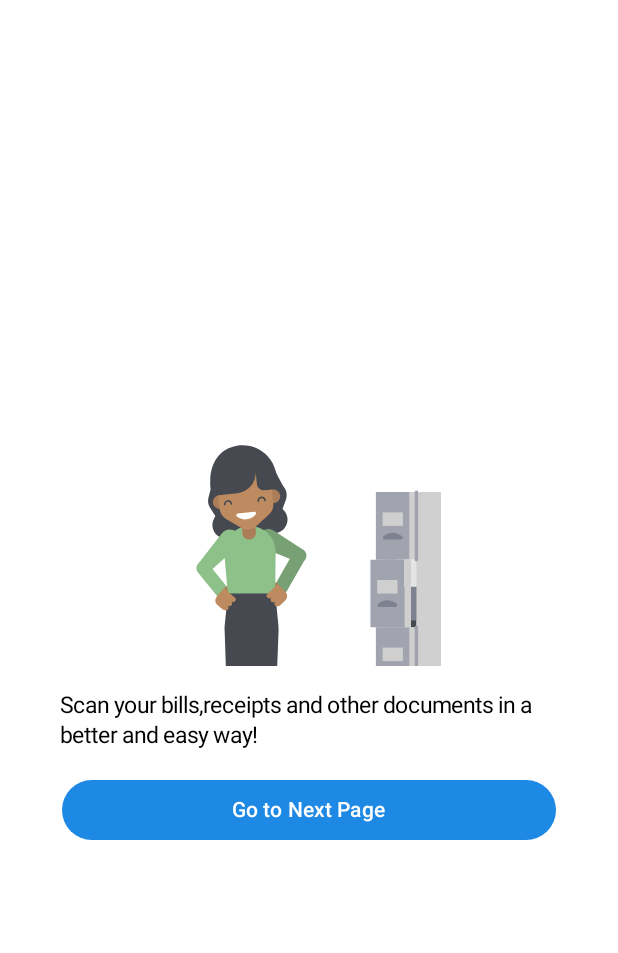
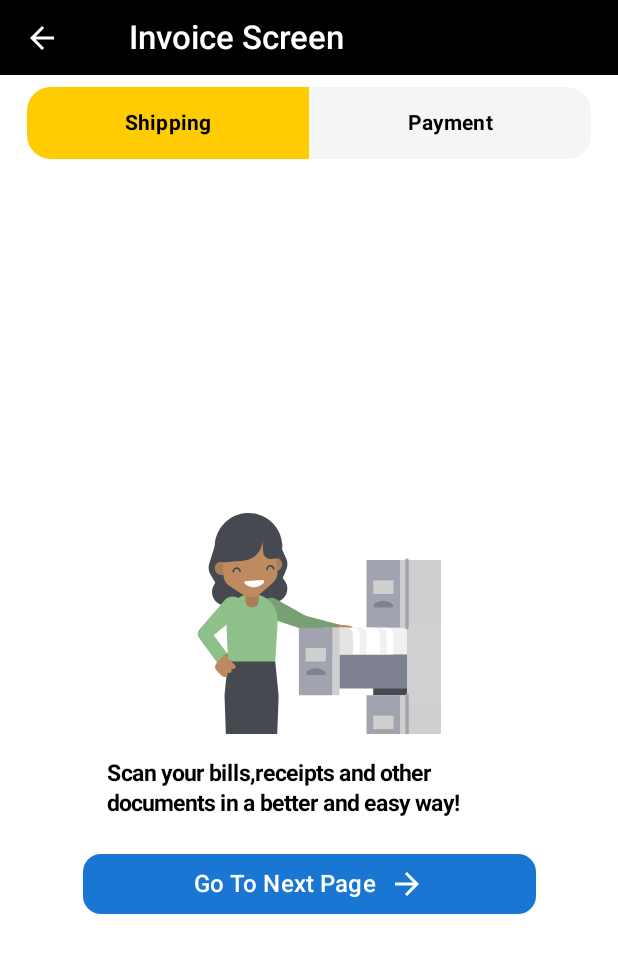
Before and after one commit to CulturalProfessor/invoice-parsing-app, an Android app built with Jetpack Compose: the screen it shows after launch (MainActivity), on a phone screen of 412 x 824 dp. Shown: the top 953 px of the screen. Run offline under Robolectric (Android 15) with nearby library versions, the phone set to English and light mode, and no system bars.

Commit message:
introducing scroll tab bar screen

```diff
--- /dev/null
+++ b/app/src/main/java/com/example/ocr_poc/screens/ScrollTabScreen.kt
@@ -0,0 +1,121 @@
+@file:OptIn(ExperimentalMaterial3Api::class)
+
+package com.example.ocr_poc.screens
+
+import androidx.compose.foundation.background
+import androidx.compose.foundation.border
+import androidx.compose.foundation.layout.*
+import androidx.compose.foundation.shape.RoundedCornerShape
+import androidx.compose.material.icons.Icons
+import androidx.compose.material.icons.filled.ArrowBack
+import androidx.compose.material3.*
+import androidx.compose.runtime.*
+import androidx.compose.ui.Alignment
+import androidx.compose.ui.Modifier
+import androidx.compose.ui.graphics.Color
+import androidx.compose.ui.text.font.FontWeight
+import androidx.compose.ui.unit.dp
+import androidx.compose.ui.unit.sp
+import androidx.compose.ui.draw.clip
+import androidx.navigation.NavController
+import androidx.navigation.compose.NavHost
+import androidx.navigation.compose.composable
+import androidx.navigation.compose.rememberNavController
+
+@Composable
+fun ScrollScreenWithTabs(onBackClick: () -> Unit) {
+    val navController = rememberNavController()
+    var selectedTabIndex by remember { mutableStateOf(0) }
+    val tabs = listOf("Shipping", "Payment")
+
+    Scaffold(
+        topBar = {
+            TopAppBar(
+                title = {
+                    Text(
+                        "Invoice Screen",
+                        fontWeight = FontWeight.SemiBold,
+                        color = Color.White,
+                        fontSize = 22.sp,
+                        modifier = Modifier.padding(
+                            horizontal = 30.dp,
+                            vertical = 10.dp
+                        ) // Padding around text
+                    )
+                },
+                colors = TopAppBarDefaults.centerAlignedTopAppBarColors(
+
+                    containerColor = Color.Black, // No background color
+//                    scrolledContainerColor = Color.Transparent, // Ensure transparency
+//                    navigationIconContentColor = Color.Black
+
+                ),
+
+                navigationIcon = {
+                    IconButton(onClick = onBackClick) {
+                        Icon(
+                            imageVector = Icons.Filled.ArrowBack,
+                            contentDescription = "Back",
+                            tint = Color.White
+                        )
+                    }
+                },
+                modifier = Modifier
+                    .height(50.dp), //custom height
+                scrollBehavior = null
+            )
+        }
+    ) { paddingValues ->
+        Column(
+            modifier = Modifier
+                .padding(paddingValues)
+                .fillMaxSize()
+                .background(Color.White)
+        ) {
+            // Rounded Tab Row
+            Row(
+                modifier = Modifier
+                    .padding(horizontal = 18.dp, vertical = 8.dp)
+                    .clip(RoundedCornerShape(16.dp)) // Rounded corners for TabRow
+                    .background(Color(0xFFF5F5F5)) // Light gray background
+            ) {
+                tabs.forEachIndexed { index, title ->
+                    Tab(
+                        selected = selectedTabIndex == index,
+                        onClick = {
+                            selectedTabIndex = index
+                            navController.navigate(title)
+                        },
+                        text = {
+                            Text(
+                                title,
+                                color = Color.Black,
+                                fontWeight = FontWeight.Bold
+                            )
+                        },
+                        modifier = Modifier
+                            .background(if (selectedTabIndex == index) Color(0xFFFFCC00) else Color.Transparent)
+                            .weight(1f)
+                            .clip(RoundedCornerShape(16.dp)) // Rounded tab
+                    )
+                }
+            }
+
+            // Content Area
+            NavHost(
+                navController = navController,
+                startDestination = tabs[0],
+                modifier = Modifier
+                    .fillMaxSize()
+                    .padding(16.dp)
+            ) {
+                composable("Shipping") { MainScreen(navController) }
+                composable("Payment") {
+                    ScanDocumentScreen(
+                        onBackClick = { navController.popBackStack() }
+                    )
+                }
+            }
+        }
+    }
+}
--- a/app/src/main/java/com/example/ocr_poc/screens/appnavigation.kt
+++ b/app/src/main/java/com/example/ocr_poc/screens/appnavigation.kt
@@ -11,9 +11,10 @@ import androidx.navigation.compose.rememberNavController
 fun AppNavigation() {
     val navController = rememberNavController()
 
-    NavHost(navController = navController, startDestination = "splash") {
+    NavHost(navController = navController, startDestination = "scroll_screen") {
         composable("splash") { SplashScreen(navController) }
         composable("main") { MainScreen(navController) }
+        composable("scroll_screen") { ScrollScreenWithTabs(  onBackClick = { navController.popBackStack()}) }
         composable("scan_document") {
             ScanDocumentScreen(
                 onBackClick = { navController.popBackStack() }
--- a/app/src/main/java/com/example/ocr_poc/screens/mainscreen.kt
+++ b/app/src/main/java/com/example/ocr_poc/screens/mainscreen.kt
@@ -1,11 +1,15 @@
 package com.example.ocr_poc.screens
 
 
+import androidx.activity.result.IntentSenderRequest
 import androidx.compose.foundation.layout.*
+import androidx.compose.foundation.shape.RoundedCornerShape
 import androidx.compose.material3.*
 import com.example.ocr_poc.R
 import androidx.compose.runtime.Composable
 import androidx.compose.ui.Alignment
+import androidx.compose.material.icons.Icons
+import androidx.compose.material.icons.filled.ArrowForward
 import androidx.compose.ui.Modifier
 import androidx.compose.ui.graphics.Color
 import androidx.compose.ui.text.font.FontWeight
@@ -18,6 +22,8 @@ import com.airbnb.lottie.compose.rememberLottieComposition
 import com.airbnb.lottie.compose.LottieCompositionSpec
 import androidx.compose.ui.tooling.preview.Preview
 import androidx.compose.ui.unit.TextUnit
+import androidx.lifecycle.lifecycleScope
+import kotlinx.coroutines.launch
 
 @Composable
 fun MainScreen(navController: NavController) {
@@ -41,28 +47,40 @@ fun MainScreen(navController: NavController) {
             )
         }
 
-        // Text below the animation
+
         Text(
             text = "Scan your bills,receipts and other documents in a better and easy way!",
             color = Color.Black,
             lineHeight = 20.sp,
+            fontWeight = FontWeight.W700,
             style = MaterialTheme.typography.headlineMedium.copy(fontSize = 15.sp),
             modifier = Modifier
-                .padding( start =40.dp, end =40.dp ),
+                .padding( horizontal = 55.dp,),
         )
 
-        // Button
         Button(
             onClick = {
-                // Navigate to the NextPage
-                navController.navigate("scan_document")
+                navController.navigate("scroll_screen")
             },
+            colors = ButtonDefaults.buttonColors(containerColor = Color(0xFF1976D2)),
+            shape = RoundedCornerShape(12.dp),
             modifier = Modifier
-                .padding(top = 16.dp)
-                .fillMaxWidth(0.8f)
+                .fillMaxWidth(0.9f)
+                .padding(20.dp)
         ) {
-            Text("Go to Next Page", color = Color.White)
+            Row(
+                verticalAlignment = Alignment.CenterVertically
+            ) {
+                Text(text = "Go To Next Page", fontSize = 16.sp, color = Color.White)
+                Icon(
+                    imageVector = Icons.Filled.ArrowForward,
+                    contentDescription = "Go to next page",
+                    tint = Color.White,
+                    modifier = Modifier.padding(start = 8.dp)
+                )
+            }
         }
+
     }
 }
 
```
